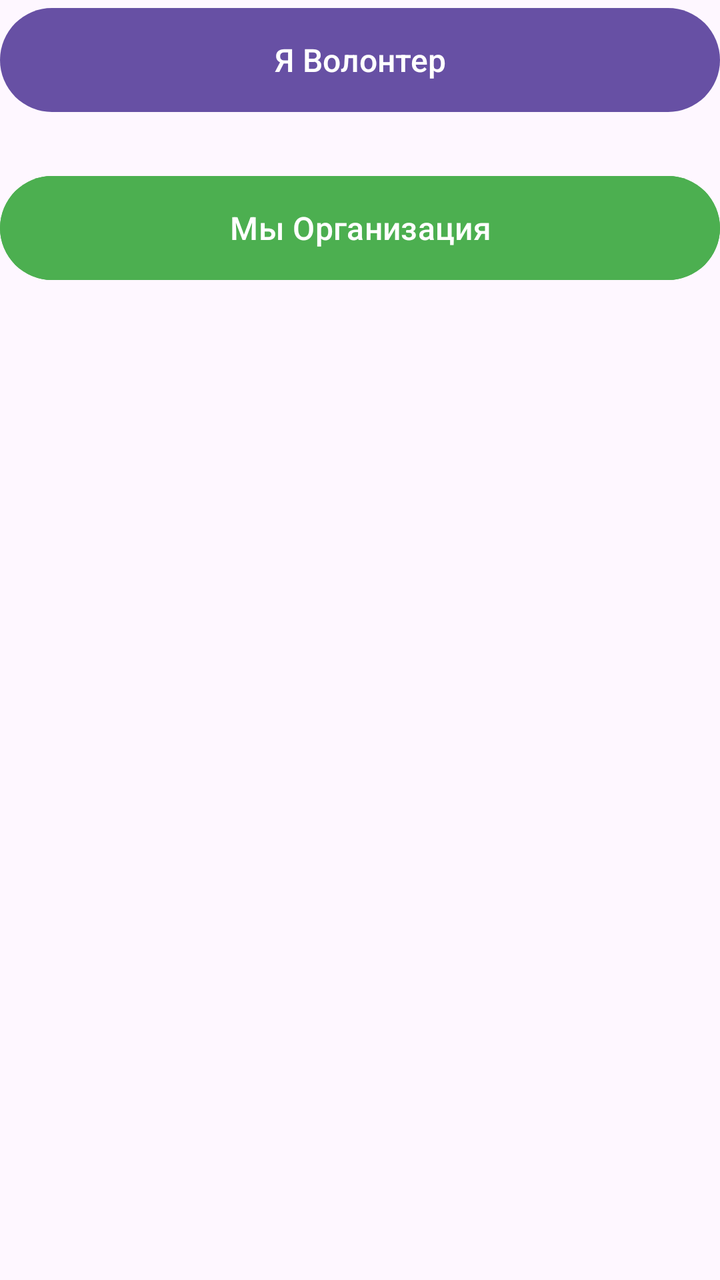
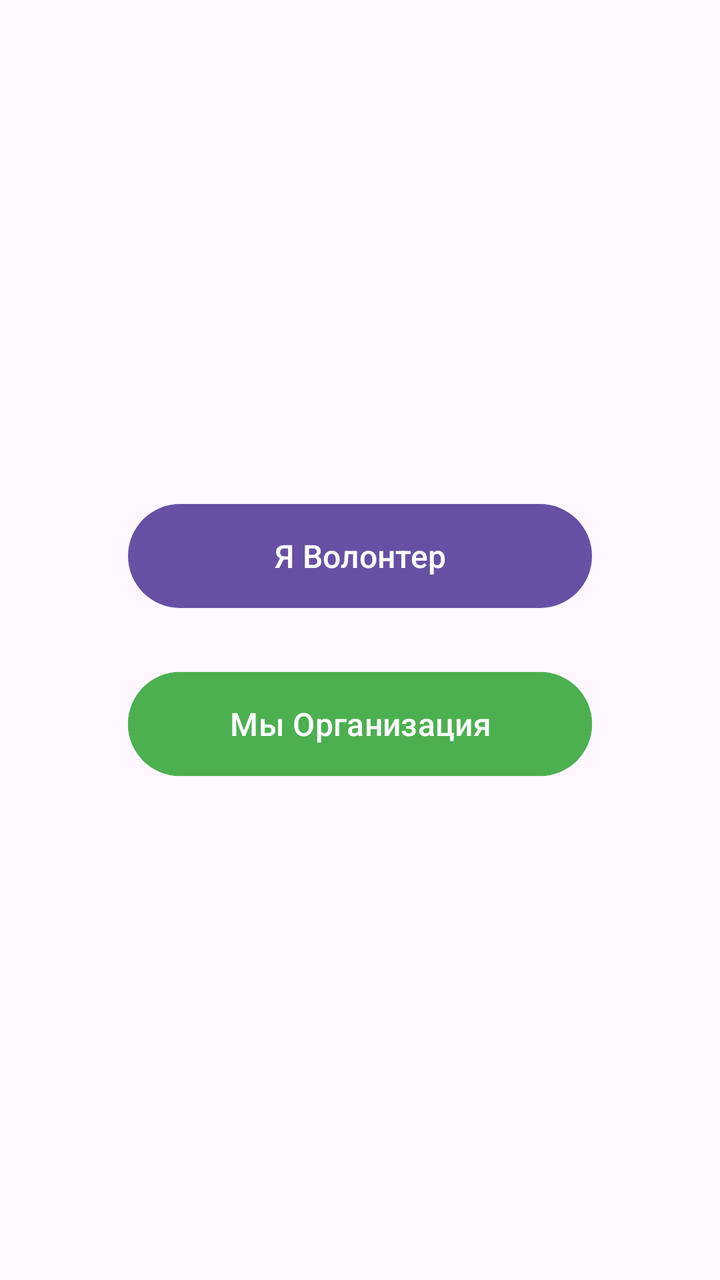

Screens rendered from an Android XML layout before and after an edit, with the pre-edit source and the edit as a unified diff.
<!-- AndroidManifest.xml: application theme Theme.Microvolunteering -->
<!-- res/layout/fragment_role_selection.xml -->
<?xml version="1.0" encoding="utf-8"?>
<LinearLayout xmlns:android="http://schemas.android.com/apk/res/android"
    xmlns:tools="http://schemas.android.com/tools"
    android:layout_width="match_parent"
    android:layout_height="match_parent"
    android:orientation="vertical"
    tools:context=".presentation.ui.RoleSelectionFragment">

    <Button
        android:id="@+id/btn_volunteer"
        android:layout_width="match_parent"
        android:layout_height="60dp"
        android:text="Я Волонтер"
        android:textSize="16sp"/>

    <Button
        android:id="@+id/btn_organization"
        android:layout_width="match_parent"
        android:layout_height="60dp"
        android:layout_marginTop="24dp"
        android:backgroundTint="#4CAF50"
        android:text="Мы Организация"
        android:textSize="16sp"/>

</LinearLayout>
<!-- resources referenced by this layout -->
<resources>
  <style name="Theme.Microvolunteering" parent="Base.Theme.Microvolunteering" />
  <style name="Base.Theme.Microvolunteering" parent="Theme.Material3.DayNight.NoActionBar">
          
          
      </style>
</resources>

<!-- the commit's change to res/layout/fragment_role_selection.xml (unified diff, before → after) -->
@@ -4,13 +4,15 @@
     android:layout_width="match_parent"
     android:layout_height="match_parent"
     android:orientation="vertical"
+    android:gravity="center"
     tools:context=".presentation.ui.RoleSelectionFragment">
 
     <Button
         android:id="@+id/btn_volunteer"
         android:layout_width="match_parent"
         android:layout_height="60dp"
-        android:text="Я Волонтер"
+        android:text="@string/volunteer"
+        android:layout_marginHorizontal="64dp"
         android:textSize="16sp"/>
 
     <Button
@@ -19,7 +21,8 @@
         android:layout_height="60dp"
         android:layout_marginTop="24dp"
         android:backgroundTint="#4CAF50"
-        android:text="Мы Организация"
+        android:layout_marginHorizontal="64dp"
+        android:text="@string/organization"
         android:textSize="16sp"/>
 
 </LinearLayout>
<!-- resource entries referenced after the edit -->
@@ -1,5 +1,7 @@
 <!-- resources referenced by this layout -->
 <resources>
+  <string name="organization">Мы Организация</string>
+  <string name="volunteer">Я Волонтер</string>
   <style name="Theme.Microvolunteering" parent="Base.Theme.Microvolunteering" />
   <style name="Base.Theme.Microvolunteering" parent="Theme.Material3.DayNight.NoActionBar">
           
